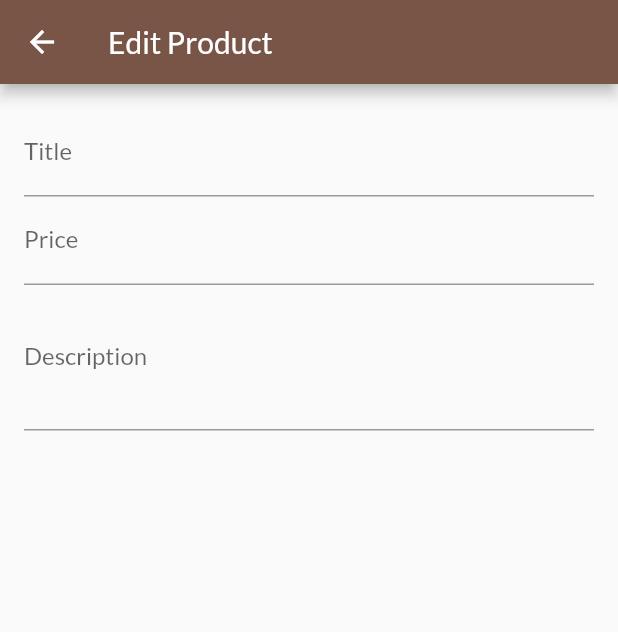
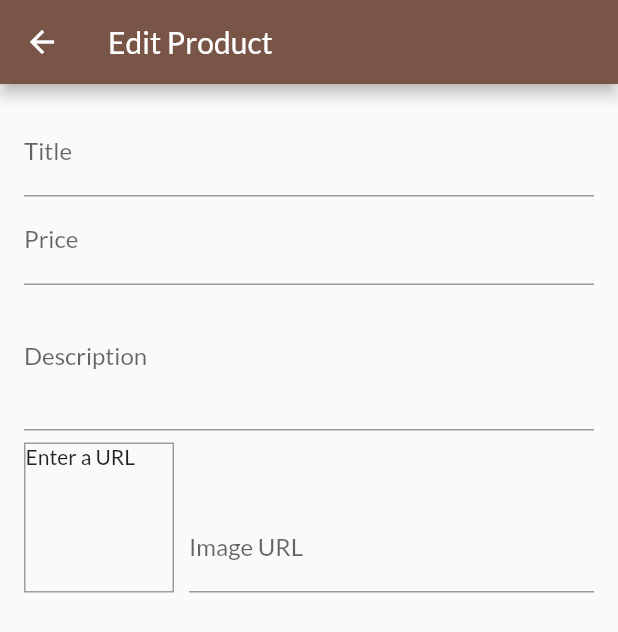
Before and after one commit to ik-code/flutter_shop_app, a Flutter app: the EditProductScreen screen opened by its route, on a phone screen of 412 x 824 dp. Shown: the top 632 px of the screen. Run offline on Flutter 3.47's test engine with Material 2 defaults, Android fonts, the phone set to English and light mode, and no system bars; network calls fail.

Commit message:
Image Input & Image Preview

```diff
--- a/lib/screens/edit_product_screen.dart
+++ b/lib/screens/edit_product_screen.dart
@@ -13,13 +13,30 @@ class EditProductScreen extends StatefulWidget {
 class _EditProductScreenState extends State<EditProductScreen> {
   final _priceFocusNode = FocusNode();
   final _descriptionFocusNode = FocusNode();
+  final _imageUrlController = TextEditingController();
+  final _imageUrlFocusNode = FocusNode();
+
+  @override
+  void initState() {
+    _imageUrlFocusNode.addListener(_updateImageUrl);
+    super.initState();
+  }
 
   @override
   void dispose() {
     //to be sure that you clear up that memory, free up that memory which they occupy and avoid memory leaks!!! Disposing Objects!
+    _imageUrlFocusNode.removeListener(_updateImageUrl);
     _priceFocusNode.dispose();
     _descriptionFocusNode.dispose();
+    _imageUrlController.dispose();
+    _imageUrlFocusNode.dispose();
     super.dispose();
+  }
+
+  void _updateImageUrl() {
+    if(!_imageUrlFocusNode.hasFocus){
+      setState(() {});
+    }
   }
 
   @override
@@ -55,6 +72,42 @@ class _EditProductScreenState extends State<EditProductScreen> {
                 keyboardType: TextInputType.multiline,
                 focusNode: _descriptionFocusNode,
               ),
+              Row(
+                crossAxisAlignment: CrossAxisAlignment.end,
+                children: <Widget>[
+                  Container(
+                    width: 100,
+                    height: 100,
+                    margin: const EdgeInsets.only(
+                      top: 8,
+                      right: 10,
+                    ),
+                    decoration: BoxDecoration(
+                        border: Border.all(
+                      width: 1,
+                      color: Colors.grey,
+                    )),
+                    child: _imageUrlController.text.isEmpty
+                        ? const Text('Enter a URL')
+                        : FittedBox(
+                            child: Image.network(
+                            _imageUrlController.text,
+                            fit: BoxFit.cover,
+                          )),
+                  ),
+                  Expanded(
+                    child: TextFormField(
+                      decoration: const InputDecoration(
+                        labelText: 'Image URL',
+                      ),
+                      keyboardType: TextInputType.url,
+                      textInputAction: TextInputAction.done,
+                      controller: _imageUrlController,
+                      focusNode: _imageUrlFocusNode,
+                    ),
+                  ),
+                ],
+              )
             ]),
           ),
         ));
```
